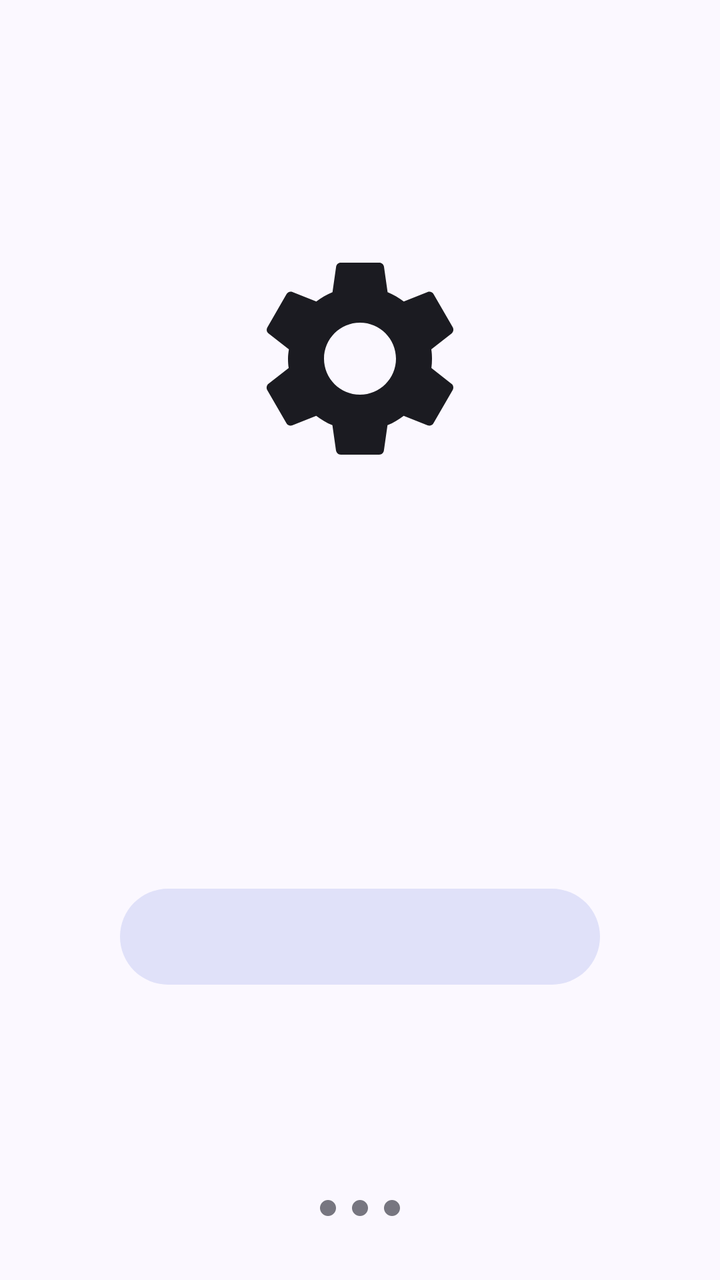
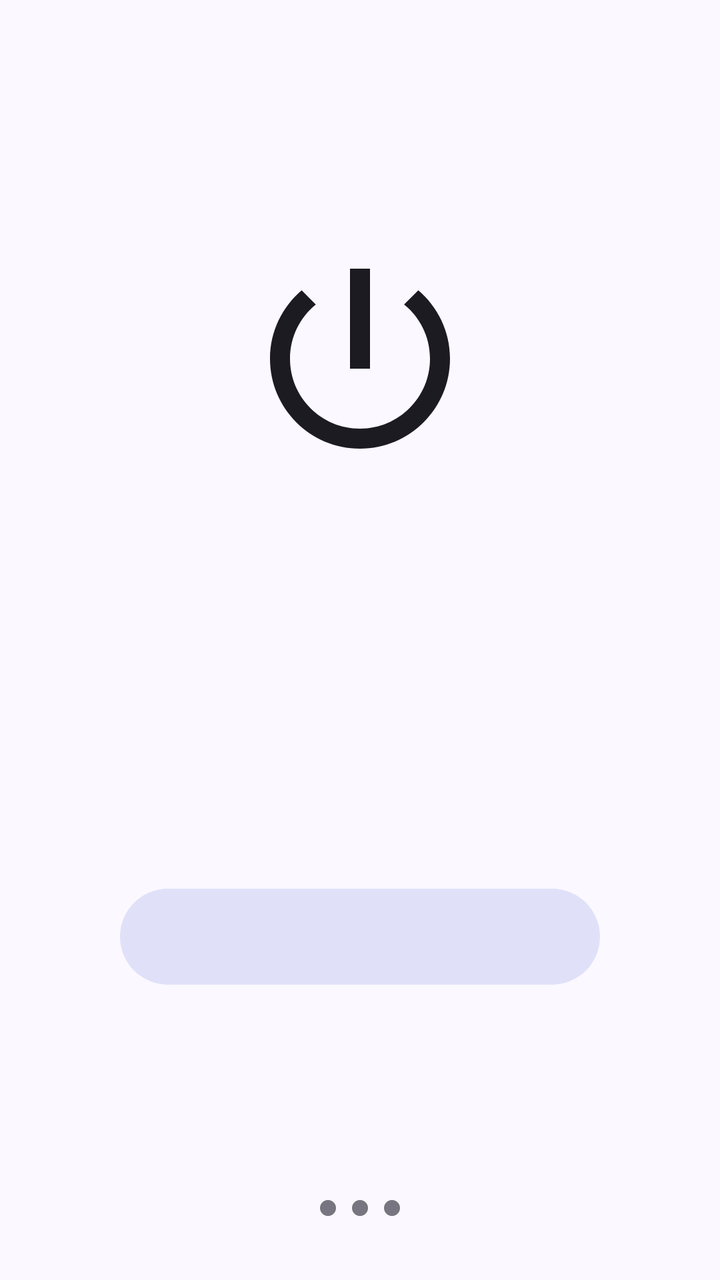

Two renders of the same Android screen: before a commit and after it. Below are the layout's source before the change and the commit's diff.
<!-- AndroidManifest.xml: activity theme Theme.AltShift -->
<!-- res/layout/activity_onboarding.xml -->
<?xml version="1.0" encoding="utf-8"?>
<LinearLayout xmlns:android="http://schemas.android.com/apk/res/android"
    xmlns:app="http://schemas.android.com/apk/res-auto"
    android:layout_width="match_parent"
    android:layout_height="match_parent"
    android:background="?attr/colorSurface"
    android:orientation="vertical">

    <androidx.core.widget.NestedScrollView
        android:layout_width="match_parent"
        android:layout_height="0dp"
        android:layout_weight="1"
        android:fillViewport="true">

        <LinearLayout
            android:layout_width="match_parent"
            android:layout_height="wrap_content"
            android:gravity="center"
            android:orientation="vertical"
            android:paddingStart="24dp"
            android:paddingTop="48dp"
            android:paddingEnd="24dp"
            android:paddingBottom="24dp">

            <ImageView
                android:id="@+id/stepIcon"
                android:layout_width="120dp"
                android:layout_height="120dp"
                android:contentDescription="@null"
                android:importantForAccessibility="no"
                android:scaleType="fitCenter"
                app:srcCompat="@drawable/ic_step_enable" />

            <TextView
                android:id="@+id/stepLabel"
                android:layout_width="wrap_content"
                android:layout_height="wrap_content"
                android:layout_marginTop="32dp"
                android:textAppearance="?attr/textAppearanceLabelLarge"
                android:textColor="?attr/colorPrimary" />

            <TextView
                android:id="@+id/stepTitle"
                android:layout_width="match_parent"
                android:layout_height="wrap_content"
                android:layout_marginTop="8dp"
                android:gravity="center"
                android:textAppearance="?attr/textAppearanceHeadlineMedium"
                android:textColor="?attr/colorOnSurface" />

            <TextView
                android:id="@+id/stepDescription"
                android:layout_width="match_parent"
                android:layout_height="wrap_content"
                android:layout_marginTop="12dp"
                android:gravity="center"
                android:textAppearance="?attr/textAppearanceBodyLarge"
                android:textColor="?attr/colorOnSurfaceVariant" />

            <TextView
                android:id="@+id/stepStatus"
                android:layout_width="match_parent"
                android:layout_height="wrap_content"
                android:layout_marginTop="20dp"
                android:gravity="center"
                android:textAppearance="?attr/textAppearanceBodyMedium"
                android:textColor="?attr/colorOnSurfaceVariant" />

            <com.google.android.material.button.MaterialButton
                android:id="@+id/primaryButton"
                style="@style/Widget.Material3.Button.TonalButton"
                android:layout_width="wrap_content"
                android:layout_height="56dp"
                android:layout_marginTop="32dp"
                android:minWidth="240dp"
                android:paddingStart="32dp"
                android:paddingEnd="32dp"
                android:textAllCaps="true"
                app:cornerRadius="28dp" />

            <com.google.android.material.button.MaterialButton
                android:id="@+id/secondaryButton"
                style="@style/Widget.Material3.Button.TextButton"
                android:layout_width="wrap_content"
                android:layout_height="wrap_content"
                android:layout_marginTop="4dp"
                android:textAllCaps="true"
                android:visibility="gone" />

        </LinearLayout>

    </androidx.core.widget.NestedScrollView>

    <LinearLayout
        android:layout_width="match_parent"
        android:layout_height="wrap_content"
        android:gravity="center"
        android:orientation="horizontal"
        android:paddingTop="8dp"
        android:paddingBottom="32dp">

        <View
            android:id="@+id/stepDotOne"
            android:layout_width="8dp"
            android:layout_height="8dp"
            android:layout_marginStart="4dp"
            android:layout_marginEnd="4dp"
            android:background="@drawable/bg_dot_inactive" />

        <View
            android:id="@+id/stepDotTwo"
            android:layout_width="8dp"
            android:layout_height="8dp"
            android:layout_marginStart="4dp"
            android:layout_marginEnd="4dp"
            android:background="@drawable/bg_dot_inactive" />

        <View
            android:id="@+id/stepDotThree"
            android:layout_width="8dp"
            android:layout_height="8dp"
            android:layout_marginStart="4dp"
            android:layout_marginEnd="4dp"
            android:background="@drawable/bg_dot_inactive" />

    </LinearLayout>

</LinearLayout>
<!-- resources referenced by this layout -->
<resources>
  <!-- drawable bg_dot_inactive (drawable) -->
  <?xml version="1.0" encoding="utf-8"?>
  <shape xmlns:android="http://schemas.android.com/apk/res/android"
      android:shape="oval">
      <solid android:color="?attr/colorOutline" />
  </shape>
  <!-- drawable ic_step_enable (drawable) -->
  <?xml version="1.0" encoding="utf-8"?>
  <vector xmlns:android="http://schemas.android.com/apk/res/android"
      android:width="120dp"
      android:height="120dp"
      android:viewportWidth="24"
      android:viewportHeight="24">
      <path
          android:fillColor="?attr/colorOnSurface"
          android:pathData="M19.14,12.94c0.04,-0.3 0.06,-0.61 0.06,-0.94c0,-0.32 -0.02,-0.64 -0.07,-0.94l2.03,-1.58c0.18,-0.14 0.23,-0.41 0.12,-0.61l-1.92,-3.32c-0.12,-0.22 -0.37,-0.29 -0.59,-0.22l-2.39,0.96c-0.5,-0.38 -1.03,-0.7 -1.62,-0.94L14.4,2.81c-0.04,-0.24 -0.24,-0.41 -0.48,-0.41h-3.84c-0.24,0 -0.43,0.17 -0.47,0.41L9.25,5.35C8.66,5.59 8.12,5.92 7.63,6.29L5.24,5.33c-0.22,-0.08 -0.47,0 -0.59,0.22L2.74,8.87C2.62,9.08 2.66,9.34 2.86,9.48l2.03,1.58C4.84,11.36 4.8,11.69 4.8,12s0.02,0.64 0.07,0.94l-2.03,1.58c-0.18,0.14 -0.23,0.41 -0.12,0.61l1.92,3.32c0.12,0.22 0.37,0.29 0.59,0.22l2.39,-0.96c0.5,0.38 1.03,0.7 1.62,0.94l0.36,2.54c0.05,0.24 0.24,0.41 0.48,0.41h3.84c0.24,0 0.44,-0.17 0.47,-0.41l0.36,-2.54c0.59,-0.24 1.13,-0.56 1.62,-0.94l2.39,0.96c0.22,0.08 0.47,0 0.59,-0.22l1.92,-3.32c0.12,-0.22 0.07,-0.47 -0.12,-0.61L19.14,12.94zM12,15.6c-1.98,0 -3.6,-1.62 -3.6,-3.6s1.62,-3.6 3.6,-3.6s3.6,1.62 3.6,3.6S13.98,15.6 12,15.6z" />
  </vector>
  <style name="Theme.AltShift" parent="Theme.Material3.DayNight.NoActionBar">
          <item name="colorPrimary">@color/brand_primary</item>
          <item name="colorOnPrimary">@color/brand_on_primary</item>
          <item name="colorPrimaryContainer">@color/brand_primary_container</item>
          <item name="colorOnPrimaryContainer">@color/brand_on_primary_container</item>
          <item name="colorSecondary">@color/brand_secondary</item>
          <item name="colorOnSecondary">@color/brand_on_secondary</item>
          <item name="colorSecondaryContainer">@color/brand_secondary_container</item>
          <item name="colorOnSecondaryContainer">@color/brand_on_secondary_container</item>
          <item name="colorSurface">@color/brand_surface</item>
          <item name="colorOnSurface">@color/brand_on_surface</item>
          <item name="colorSurfaceVariant">@color/brand_surface_variant</item>
          <item name="colorOnSurfaceVariant">@color/brand_on_surface_variant</item>
          <item name="colorOutline">@color/brand_outline</item>
          <item name="colorError">@color/brand_error</item>
          <item name="colorOnError">@color/brand_on_error</item>
          <item name="android:windowBackground">@color/brand_surface</item>
      </style>
  <color name="brand_primary">#3F51B5</color>
  <color name="brand_on_primary">#FFFFFF</color>
  <color name="brand_primary_container">#DEE0FF</color>
  <color name="brand_on_primary_container">#00105C</color>
  <color name="brand_secondary">#5B5D72</color>
  <color name="brand_on_secondary">#FFFFFF</color>
  <color name="brand_secondary_container">#E0E1F9</color>
  <color name="brand_on_secondary_container">#181A2C</color>
  <color name="brand_surface">#FBF8FF</color>
  <color name="brand_on_surface">#1B1B21</color>
  <color name="brand_surface_variant">#E3E1EC</color>
  <color name="brand_on_surface_variant">#46464F</color>
  <color name="brand_outline">#777680</color>
  <color name="brand_error">#BA1A1A</color>
  <color name="brand_on_error">#FFFFFF</color>
</resources>

<!-- the commit's change to res/layout/activity_onboarding.xml (unified diff, before → after) -->
@@ -3,7 +3,6 @@
     xmlns:app="http://schemas.android.com/apk/res-auto"
     android:layout_width="match_parent"
     android:layout_height="match_parent"
-    android:background="?attr/colorSurface"
     android:orientation="vertical">
 
     <androidx.core.widget.NestedScrollView
<!-- resource entries referenced after the edit -->
@@ -15,7 +15,7 @@
       android:viewportHeight="24">
       <path
           android:fillColor="?attr/colorOnSurface"
-          android:pathData="M19.14,12.94c0.04,-0.3 0.06,-0.61 0.06,-0.94c0,-0.32 -0.02,-0.64 -0.07,-0.94l2.03,-1.58c0.18,-0.14 0.23,-0.41 0.12,-0.61l-1.92,-3.32c-0.12,-0.22 -0.37,-0.29 -0.59,-0.22l-2.39,0.96c-0.5,-0.38 -1.03,-0.7 -1.62,-0.94L14.4,2.81c-0.04,-0.24 -0.24,-0.41 -0.48,-0.41h-3.84c-0.24,0 -0.43,0.17 -0.47,0.41L9.25,5.35C8.66,5.59 8.12,5.92 7.63,6.29L5.24,5.33c-0.22,-0.08 -0.47,0 -0.59,0.22L2.74,8.87C2.62,9.08 2.66,9.34 2.86,9.48l2.03,1.58C4.84,11.36 4.8,11.69 4.8,12s0.02,0.64 0.07,0.94l-2.03,1.58c-0.18,0.14 -0.23,0.41 -0.12,0.61l1.92,3.32c0.12,0.22 0.37,0.29 0.59,0.22l2.39,-0.96c0.5,0.38 1.03,0.7 1.62,0.94l0.36,2.54c0.05,0.24 0.24,0.41 0.48,0.41h3.84c0.24,0 0.44,-0.17 0.47,-0.41l0.36,-2.54c0.59,-0.24 1.13,-0.56 1.62,-0.94l2.39,0.96c0.22,0.08 0.47,0 0.59,-0.22l1.92,-3.32c0.12,-0.22 0.07,-0.47 -0.12,-0.61L19.14,12.94zM12,15.6c-1.98,0 -3.6,-1.62 -3.6,-3.6s1.62,-3.6 3.6,-3.6s3.6,1.62 3.6,3.6S13.98,15.6 12,15.6z" />
+          android:pathData="M13,3h-2v10h2V3zM17.83,5.17l-1.42,1.42C17.99,7.86 19,9.81 19,12c0,3.87 -3.13,7 -7,7s-7,-3.13 -7,-7c0,-2.19 1.01,-4.14 2.58,-5.42L6.17,5.17C4.23,6.82 3,9.26 3,12c0,4.97 4.03,9 9,9s9,-4.03 9,-9c0,-2.74 -1.23,-5.18 -3.17,-6.83z" />
   </vector>
   <style name="Theme.AltShift" parent="Theme.Material3.DayNight.NoActionBar">
           <item name="colorPrimary">@color/brand_primary</item>
